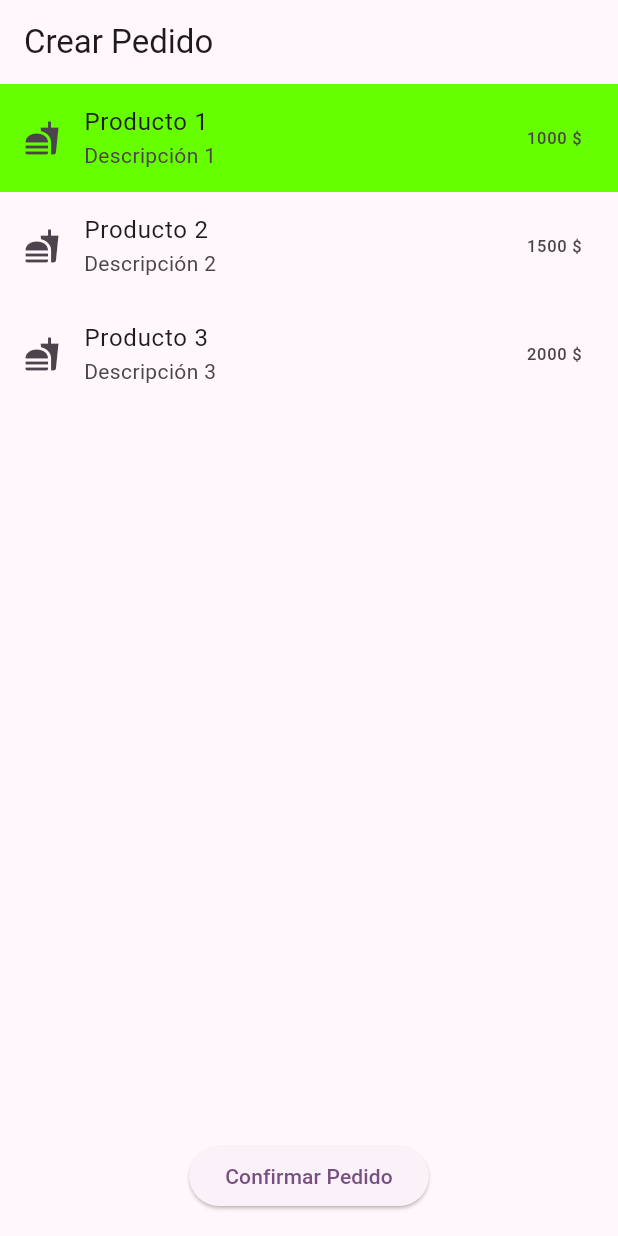
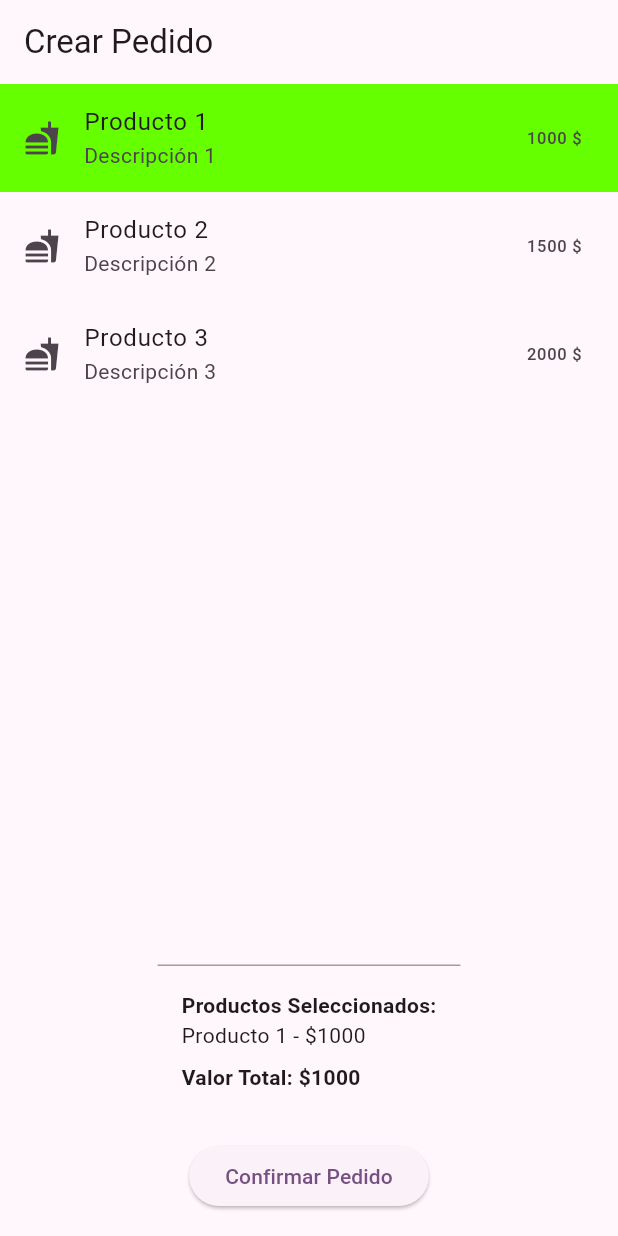
Before and after one commit to endors-toi/grupaso-pedidos, a Flutter app: the CrearPedidoPage screen opened directly, after a tap on "Producto 1", on a phone screen of 412 x 824 dp. Run offline on Flutter 3.47's test engine with Material 3 defaults, Android fonts, the phone set to English and light mode, and no system bars; our stand-ins replace cloud_firestore, firebase_core, flutter_easyloading, flutter_feather_icons; accounts and stored records are empty.

Commit message:
GP-12 CrearPedido Update

```diff
--- a/lib/pages/crearPedido_page.dart
+++ b/lib/pages/crearPedido_page.dart
@@ -62,6 +62,7 @@ class _CrearPedidoPageState extends State<CrearPedidoPage> {
     });
   }
 
+
   // Lógica para guardar el pedido en la base de datos o donde sea que deba ir
   void confirmarPedido() {
     final valorTotal = productosSeleccionados.fold(0, (sum, item) => sum + item.precio);
@@ -75,10 +76,6 @@ class _CrearPedidoPageState extends State<CrearPedidoPage> {
       valor: valorTotal,
     );
 
-    //
-    //aqui debiera ir todo el tema de q se vea lo q llevas en el pedido actual abajo en la pantalla (si es q lo termino implementando)
-    //
-
     setState(() {
       productosSeleccionados.clear();
     });
@@ -89,6 +86,37 @@ class _CrearPedidoPageState extends State<CrearPedidoPage> {
     );
   }
 
+  // Mostrar diálogo de confirmación antes de confirmar el pedido
+  Future<void> mensajeConfirmarPedido() async {
+    final result = await showDialog(
+      context: context,
+      builder: (context) => AlertDialog(
+        title: Text('Confirmar Pedido'),
+        content: Text('¿Estás seguro de que deseas confirmar este pedido?'),
+        actions: [
+          TextButton(
+            onPressed: () {
+              Navigator.of(context).pop(false);
+            },
+            child: Text('No'),
+          ),
+          TextButton(
+            onPressed: () {
+              Navigator.of(context).pop(true);
+            },
+            child: Text('Sí'),
+          ),
+        ],
+      ),
+    );
+
+    if (result == true) {
+      confirmarPedido();
+    }
+  }
+
+  // Método para calcular el valor total - quiza no deba ser redundante, pero bueno, tarea del maxi del futuro
+  int get valorTotal => productosSeleccionados.fold(0, (sum, item) => sum + item.precio);
 
   //CANCELAR PEDIDO AL VOLVER
   Future<bool> cancelarPedido() async {
@@ -135,6 +163,8 @@ class _CrearPedidoPageState extends State<CrearPedidoPage> {
         ),
         body: Column(
           children: [
+
+            //lista productos
             Expanded(
               child: ListView.builder(
                 itemCount: productos.length,
@@ -153,10 +183,37 @@ class _CrearPedidoPageState extends State<CrearPedidoPage> {
                 },
               ),
             ),
+
+
+            //container con productos seleccionados
+            if (productosSeleccionados.isNotEmpty)
+              Container(
+                padding: const EdgeInsets.all(16.0),
+                decoration: BoxDecoration(
+                  border: Border(top: BorderSide(color: Colors.grey)),
+                ),
+                child: Column(
+                  crossAxisAlignment: CrossAxisAlignment.start,
+                  children: [
+                    Text(
+                      'Productos Seleccionados:',
+                      style: TextStyle(fontWeight: FontWeight.bold),
+                    ),
+                    ...productosSeleccionados.map((producto) => Text('${producto.nombre} - \$${producto.precio} ')),
+                    SizedBox(height: 8.0),
+                    Text(
+                      'Valor Total: \$$valorTotal ',
+                      style: TextStyle(fontWeight: FontWeight.bold),
+                    ),
+                  ],
+                ),
+              ),
+
+            //boton confirmar pedido
             Padding(
               padding: const EdgeInsets.all(16.0),
               child: ElevatedButton(
-                onPressed: productosSeleccionados.isEmpty ? null : confirmarPedido,
+                onPressed: productosSeleccionados.isEmpty ? null : mensajeConfirmarPedido,
                 child: Text('Confirmar Pedido'),
               ),
             ),
```
